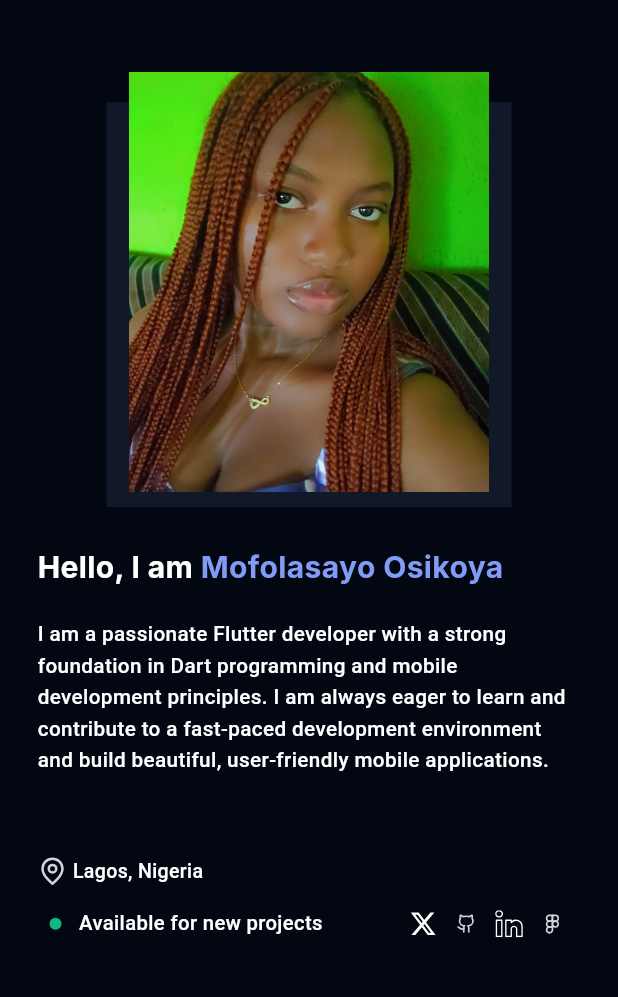
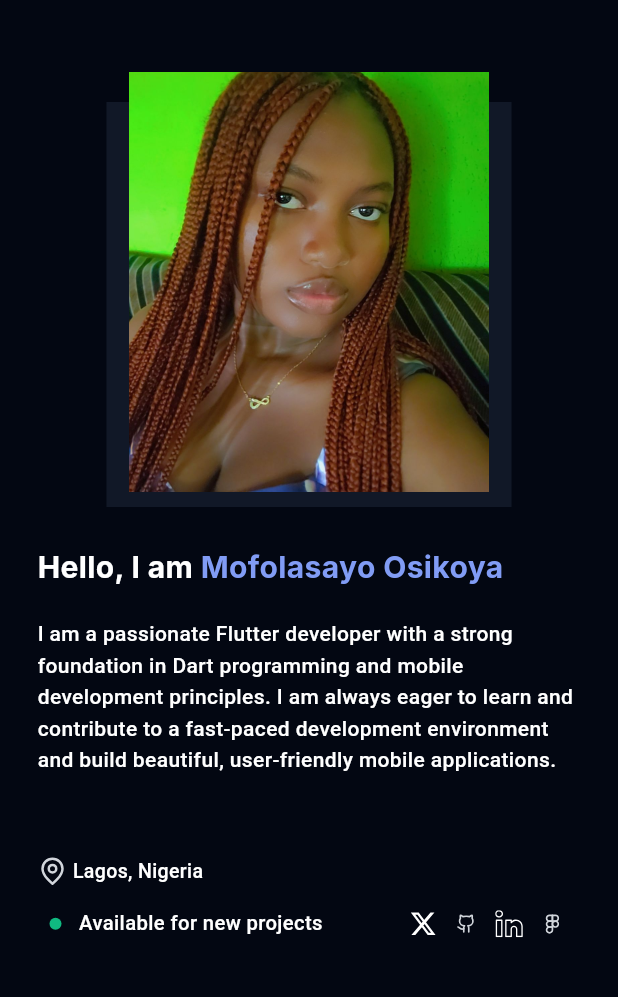
Before and after one commit to Mofolasayo/new_portfolio, a Flutter app: the screen it shows after launch, on a phone screen of 412 x 824 dp, the part 57-1054 px from its top. Run offline on Flutter 3.47's test engine with Material 3 defaults, Android fonts, the phone set to English and light mode, and no system bars; drawn by our look-alikes of animated_text_kit, scrollable_positioned_list; our stand-ins replace dio, flutter_screenutil, flutter_svg, google_fonts, video_player.

Commit message:
my commit

```diff
--- a/lib/pages/about_page.dart
+++ b/lib/pages/about_page.dart
@@ -32,7 +32,7 @@ class _AboutPageState extends State<AboutPage> with TickerProviderStateMixin {
           ? ScreenSizer.deviceHeight(context) * 0.7
           : ScreenSizer.isMobile(context)
               ? ScreenSizer.deviceHeight(context) * 0.9
-              : ScreenSizer.deviceHeight(context) * 0.8,
+              : ScreenSizer.deviceHeight(context) * 0.85,
       /*ScreenSizer.isMobile(context)
           ? 500
           : ScreenSizer.isTablet(context)
@@ -60,7 +60,7 @@ class _AboutPageState extends State<AboutPage> with TickerProviderStateMixin {
               opacity: _visible ? 0.0 : 1.0,
               duration: const Duration(seconds: 10),
               child: Container(
-                //color: Colors.red,
+                // color: Colors.red,
                 /*height: ScreenSizer.isMobile(context)
                     ? 400
                     : ScreenSizer.isTablet(context)
@@ -70,17 +70,23 @@ class _AboutPageState extends State<AboutPage> with TickerProviderStateMixin {
                     ? ScreenSizer.deviceHeight(context) * 0.5
                     : ScreenSizer.isMobile(context)
                         ? ScreenSizer.deviceHeight(context) * 0.7
-                        : ScreenSizer.deviceHeight(context) * 0.6,
-                width: ScreenSizer.deviceWidth(context) * 0.8,
+                        : ScreenSizer.isSmallTablet(context) ||
+                                ScreenSizer.isBigMobile(context)
+                            ? ScreenSizer.deviceHeight(context) * 0.6
+                            : ScreenSizer.deviceHeight(context) * 0.4,
+                width: ScreenSizer.deviceWidth(context) * 0.89,
                 child: Text(
                   '''As a skilled Flutter developer, I possess a strong foundation in Dart programming and mobile development principles. My passion for coding and eagerness to learn make me an ideal candidate for any fast-paced development environment. I take pride in creating beautiful, user-friendly mobile applications that offer an exceptional user experience.\n\nCurrently, I am pursuing my Bachelor's degree in Computer Science at the University of the People, where I am constantly expanding my knowledge and honing my skills. My expertise lies in creating interactive, animated web pages and mobile applications that are not only visually appealing but also easy to navigate.\n\nMy goal as a Flutter developer is to provide innovative solutions to real-world problems, using my skills to create mobile applications that offer seamless performance and functionality. I am confident that my experience and expertise make me a valuable addition to any development team, and I look forward to continuing to grow in this exciting field.''',
                   style: TextStyle(
                       color: Colors.white,
                       fontSize: ScreenSizer.isDesktop(context)
                           ? 16
-                          : ScreenSizer.isMobile(context)
+                          : ScreenSizer.isMobile(context) ||
+                                  ScreenSizer.isBigMobile(context)
                               ? 13
-                              : 14),
+                              : ScreenSizer.isBigMobile(context)
+                                  ? 14
+                                  : 15),
                 ),
               ),
             ),
--- a/lib/pages/home_page.dart
+++ b/lib/pages/home_page.dart
@@ -9,6 +9,7 @@ import 'package:new_portfolio/pages/skills_page.dart';
 import 'package:new_portfolio/pages/welcome_page.dart';
 import 'package:new_portfolio/util/constants.dart';
 import 'package:new_portfolio/util/screen_sizer.dart';
+import 'package:new_portfolio/util/urlLauncher.dart';
 import 'package:scrollable_positioned_list/scrollable_positioned_list.dart';
 
 class HomePage extends StatefulWidget {
@@ -54,10 +55,10 @@ class _HomePageState extends State<HomePage> {
             fontSize: toPage == selectedIndex
                 ? ScreenSizer.isMobile(context)
                     ? 20.sp * 1.2
-                    : 16.sp * 1.2
-                : ScreenSizer.isMobile(context)
-                    ? 20.sp
-                    : 16.sp,
+                    : 16 * 1.2
+                : ScreenSizer.isSmallTablet(context)
+                    ? 16
+                    : 18,
             fontWeight:
                 toPage == selectedIndex ? FontWeight.bold : FontWeight.w400,
             color: isSelected ? lightBlueText : Colors.white,
@@ -130,7 +131,12 @@ class _HomePageState extends State<HomePage> {
                       ],
                     );
                   })
-                : Container(
+                : GestureDetector(
+                    //not working properly
+                    onTap: () {
+                      launchURL(
+                          'https://1drv.ms/b/c/7f2fe24a911e30d6/Ee8rnxgu6ORCppuIHLlTcGYBASjcQ6Lv7ayw2gae3ik8Uw?e=X2fFuI');
+                    },
                     child: Row(
                       mainAxisAlignment: MainAxisAlignment.end,
                       //mainAxisAlignment: MainAxisAlignment.center,
@@ -155,7 +161,7 @@ class _HomePageState extends State<HomePage> {
                 backgroundColor: lightBackground,
                 width: ScreenSizer.isMobile(context)
                     ? deviceWidth * 0.5
-                    : deviceWidth * 0.3,
+                    : deviceWidth * 0.4,
                 child: Column(
                   mainAxisAlignment: MainAxisAlignment.spaceEvenly,
                   crossAxisAlignment: CrossAxisAlignment.center,
--- a/lib/pages/welcome_page.dart
+++ b/lib/pages/welcome_page.dart
@@ -1,5 +1,5 @@
 import 'package:flutter/material.dart';
-import 'package:flutter_screenutil/flutter_screenutil.dart';
+//import 'package:flutter_screenutil/flutter_screenutil.dart';
 import 'package:flutter_svg/svg.dart';
 import 'package:new_portfolio/util/animated_text.dart';
 import 'package:new_portfolio/util/constants.dart';
@@ -16,8 +16,9 @@ class WelcomePage extends StatelessWidget {
       screenHeight = 500;
     } else if (ScreenSizer.isBigTablet(context)) {
       screenHeight = 450;
-    } else if (ScreenSizer.isBigTablet(context)) {
-      screenHeight = ScreenSizer.deviceHeight(context) * 0.9;
+    } else if (ScreenSizer.isSmallTablet(context) ||
+        ScreenSizer.isBigMobile(context)) {
+      screenHeight = ScreenSizer.deviceHeight(context) * 1.0;
     } else {
       screenHeight = ScreenSizer.deviceHeight(context) * 0.87;
     }
@@ -174,27 +175,44 @@ class WelcomePage extends StatelessWidget {
                     ],
                   ),
                   const SizedBox(height: 25),
+                  Container(
+                    width: ScreenSizer.deviceWidth(context) * 0.9,
+                    child: Column(
+                      crossAxisAlignment: CrossAxisAlignment.center,
+                      children: [
                         AnimatedText(
                           myFontWeight: FontWeight.bold,
                           textHeight: ScreenSizer.isMobile(context)
                               ? ScreenSizer.deviceHeight(context) * 0.06
                               : ScreenSizer.deviceHeight(context) * 0.1,
-                    fontSize40: ScreenSizer.isMobile(context) ? 20 : 40,
+                          fontSize40: ScreenSizer.isMobile(context)
+                              ? 20
+                              : ScreenSizer.isBigMobile(context)
+                                  ? 25
+                                  : 30,
                           textWidth: ScreenSizer.deviceWidth(context) * 0.9,
                         ),
-                  Column(
-                    crossAxisAlignment: CrossAxisAlignment.start,
-                    children: [
                         Container(
                             //color: Colors.red,
                             width: ScreenSizer.deviceWidth(context) * 0.9,
-                          height: ScreenSizer.deviceHeight(context) * 0.18,
+                            height: ScreenSizer.isSmallTablet(context) ||
+                                    ScreenSizer.isBigMobile(context)
+                                ? ScreenSizer.deviceHeight(context) * 0.14
+                                : ScreenSizer.deviceHeight(context) * 0.18,
                             child: Text(description,
                                 style: TextStyle(
                                     color: Colors.white,
-                                  fontSize: 13.8,
+                                    fontSize: 14,
                                     height: 1.5,
                                     fontWeight: FontWeight.w500))),
+                      ],
+                    ),
+                  ),
+                  Container(
+                    width: ScreenSizer.deviceWidth(context) * 0.9,
+                    child: Column(
+                      crossAxisAlignment: CrossAxisAlignment.start,
+                      children: [
                         myLocation(13, 20),
                         Row(
                           mainAxisAlignment: MainAxisAlignment.spaceBetween,
@@ -204,14 +222,17 @@ class WelcomePage extends StatelessWidget {
                               //color: Colors.red,
                               width: ScreenSizer.deviceWidth(context) * 0.3,
                               child: Row(
-                              mainAxisAlignment: MainAxisAlignment.spaceEvenly,
+                                mainAxisAlignment:
+                                    MainAxisAlignment.spaceEvenly,
                                 children: [
-                                SvgPicture.string(xIcon, height: 18, width: 20),
+                                  SvgPicture.string(xIcon,
+                                      height: 18, width: 20),
                                   SvgPicture.string(github,
                                       height: 30, width: 20),
                                   SvgPicture.string(linkedIn,
                                       height: 18, width: 20),
-                                SvgPicture.string(figma, height: 25, width: 20)
+                                  SvgPicture.string(figma,
+                                      height: 25, width: 20)
                                 ],
                               ),
                             ),
@@ -219,6 +240,7 @@ class WelcomePage extends StatelessWidget {
                         ),
                         const SizedBox(height: 18),
                       ],
+                    ),
                   ),
                 ]),
               ));
--- a/lib/util/animated_text.dart
+++ b/lib/util/animated_text.dart
@@ -19,6 +19,7 @@ class AnimatedText extends StatelessWidget {
   @override
   Widget build(BuildContext context) {
     return Container(
+      //alignment: Alignment.center,
       height: textHeight, //140
       width: textWidth, //850
       //color: Colors.blue,
```
Also changed, not shown: lib/pages/contact_page.dart (+8 -6 lines), lib/pages/skills_page.dart (+24 -2 lines), lib/screens/calculator_app.dart (+40 -16 lines), lib/util/screen_sizer.dart (+6 -3 lines). Lines whose indentation alone changed are shown as unchanged.
